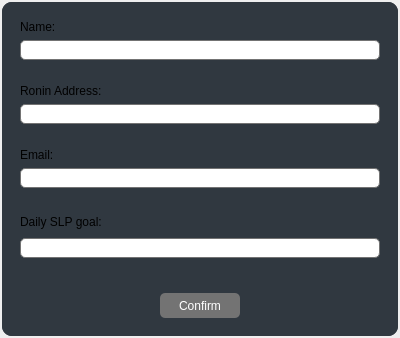
This is src/custom_widgets/ui/ui_add_pop_up.ui in insideee/axie-manager as Qt 5 draws it before an edit. The edited form follows.
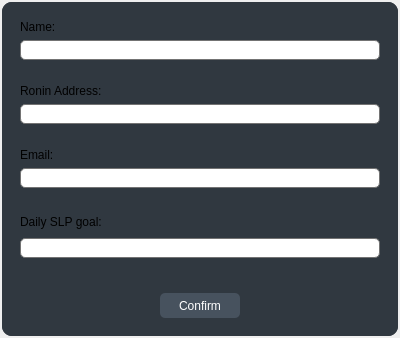
This is the edited form.

Patch:
```diff
--- a/src/custom_widgets/ui/ui_add_pop_up.ui
+++ b/src/custom_widgets/ui/ui_add_pop_up.ui
@@ -236,7 +236,7 @@
           </size>
          </property>
          <property name="styleSheet">
-          <string notr="true">QPushButton{background-color: #737373;
+          <string notr="true">QPushButton{background-color: #47525E;
 border-radius: 5px;
 color:#FFFFFF}</string>
          </property>
```
